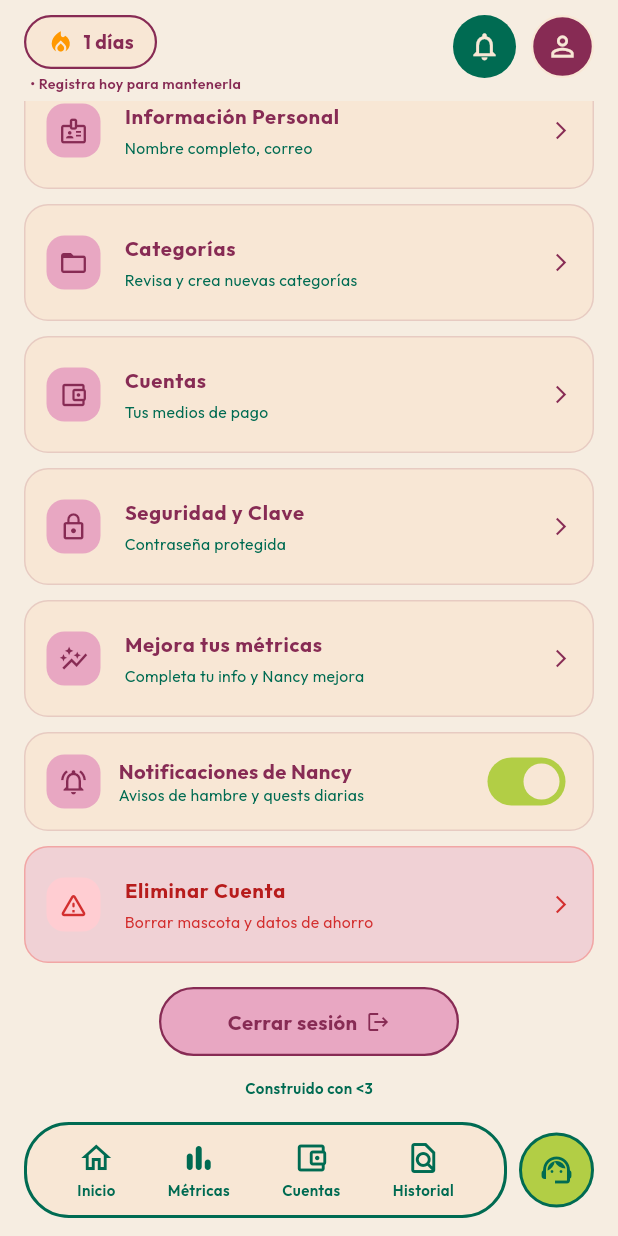
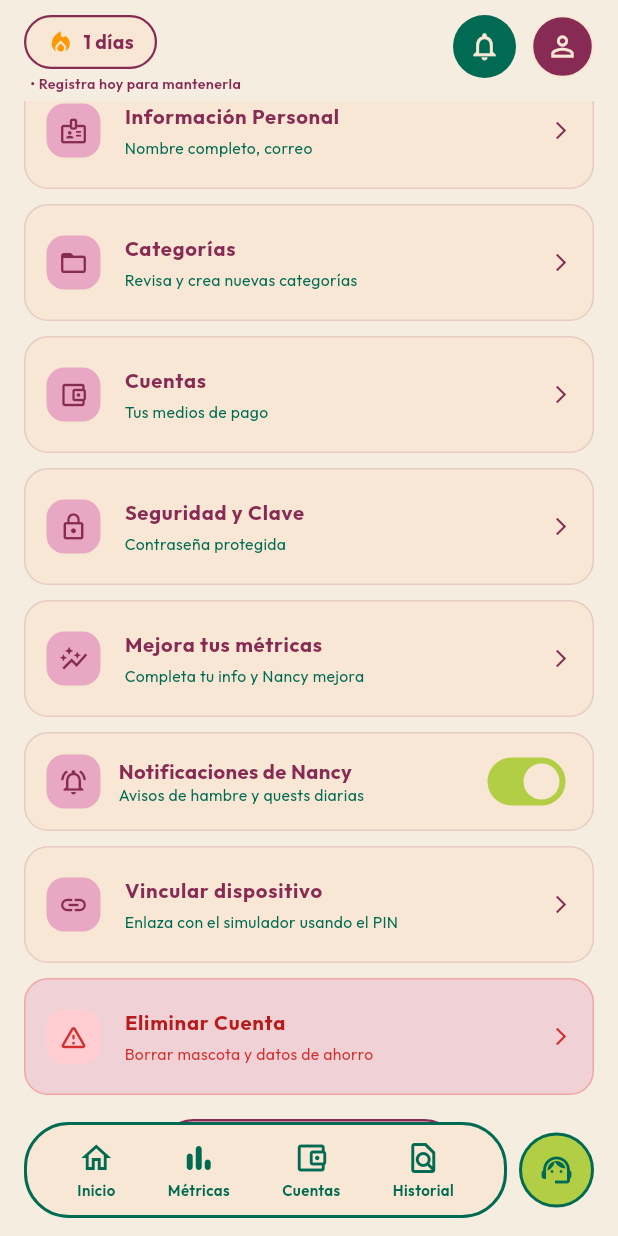
Before and after one commit to icromeroa/finagotchi, a Flutter app: the ProfileScreen screen opened directly, scrolled down 187 dp, on a phone screen of 412 x 824 dp. Run offline on Flutter 3.47's test engine with Material 3 defaults, Android fonts, the phone set to English and light mode, and no system bars; our stand-ins replace google_fonts; missing offline and left inert: record.

Commit message:
Flutter Perfil: acceso a Vincular dispositivo debajo de Notificaciones de Nancy

```diff
--- a/frontend/lib/screens/onboarding/count_perfil.dart
+++ b/frontend/lib/screens/onboarding/count_perfil.dart
@@ -14,6 +14,7 @@ import '../login_screen.dart';
 import '../home_screen.dart';
 import '../metrics_screen.dart';
 import '../accounts_overview_screen.dart';
+import 'device_link_screen.dart';
 
 class ProfileScreen extends StatefulWidget {
   const ProfileScreen({super.key});
@@ -453,6 +454,23 @@ class _ProfileScreenState extends State<ProfileScreen> {
 
                     const SizedBox(height: 10),
 
+                    // VINCULAR DISPOSITIVO (PIN simulador)
+                    _buildProfileItem(
+                      icon: Icons.link,
+                      title: 'Vincular dispositivo',
+                      subtitle: 'Enlaza con el simulador usando el PIN',
+                      onTap: () {
+                        Navigator.push(
+                          context,
+                          MaterialPageRoute(
+                            builder: (context) => const DeviceLinkScreen(),
+                          ),
+                        );
+                      },
+                    ),
+
+                    const SizedBox(height: 10),
+
                     // 6. ELIMINAR CUENTA
                     _buildProfileItem(
                       icon: Icons.warning_amber_rounded,
```
